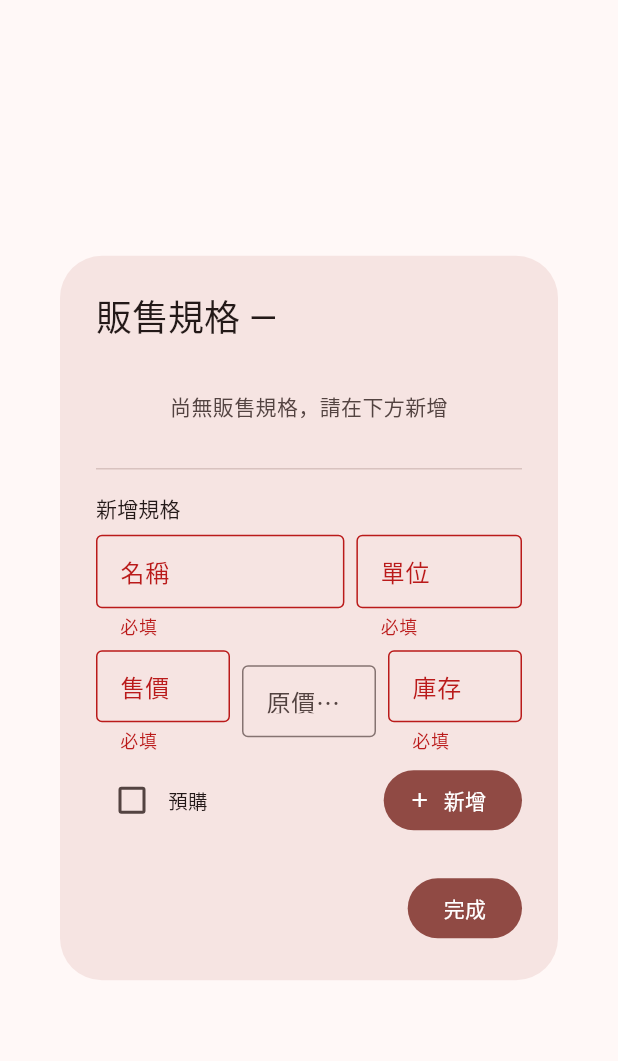
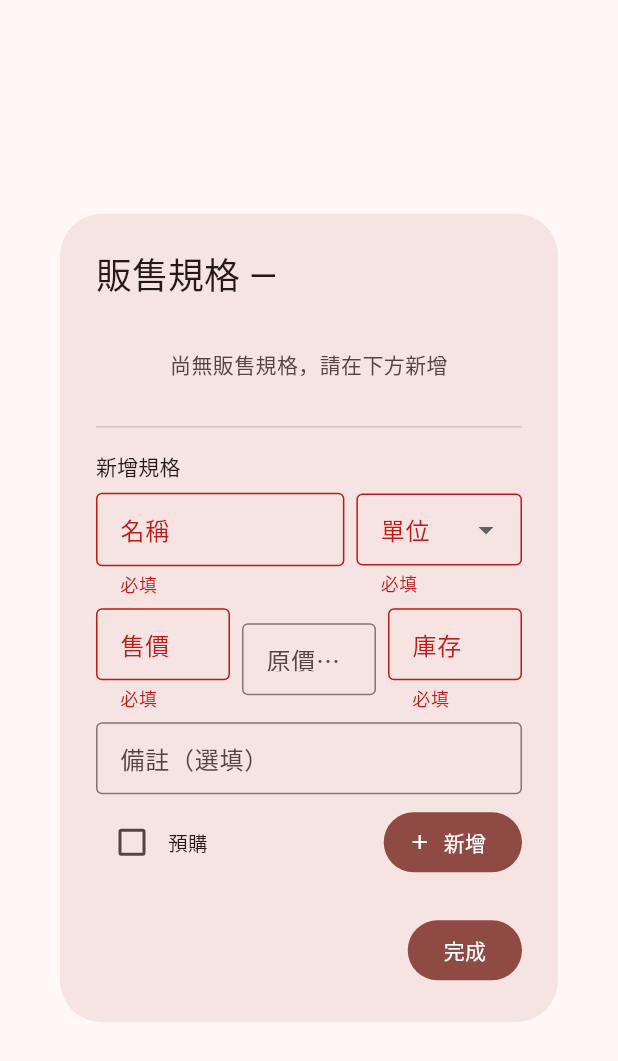
Before and after one commit to ericericx/ai-shanyu, a Flutter app: the _VariantsDialog widget shown alone on an empty page, opened directly with empty values, after a tap on "新增", on a phone screen of 412 x 824 dp. Shown: the top 1061 px of the screen. Run offline on Flutter 3.47's test engine with Material 3 defaults, Android fonts, the phone set to English and light mode, and no system bars; our stand-ins replace cached_network_image, carousel_slider, cloud_firestore, cloud_functions, file_picker, firebase_auth and 6 more; accounts and stored records are empty; generated files the repository leaves out were written again.

Commit message:
feat(cms): 規格單位改為預設下拉選單 + 自填，新增備註欄位
單位改為下拉選單（盒/袋/兩/斤/包/罐/粒裝/自填），
選「自填」展開自訂輸入框。新增備註欄位（選填），
列表中以斜體顯示。新增/編輯表單皆已同步更新。

Co-Authored-By: Claude Opus 4.6 (1M context) <noreply@anthropic.com>

```diff
--- a/shanyu_app/lib/features/admin/data/products_admin_repository.dart
+++ b/shanyu_app/lib/features/admin/data/products_admin_repository.dart
@@ -178,6 +178,7 @@ class AdminVariantModel {
     required this.stock,
     required this.unit,
     this.isPreorder = false,
+    this.note = '',
   });
 
   final String id;
@@ -187,6 +188,7 @@ class AdminVariantModel {
   final int stock;
   final String unit;
   final bool isPreorder;
+  final String note;
 
   factory AdminVariantModel.fromFirestore(DocumentSnapshot doc) {
     final data = doc.data() as Map<String, dynamic>;
@@ -198,6 +200,7 @@ class AdminVariantModel {
       stock: (data['stock'] as int?) ?? 0,
       unit: (data['unit'] as String?) ?? '',
       isPreorder: (data['isPreorder'] as bool?) ?? false,
+      note: (data['note'] as String?) ?? '',
     );
   }
 }
@@ -404,6 +407,7 @@ class ProductsAdminRepository {
     required int stock,
     required String unit,
     bool isPreorder = false,
+    String note = '',
   }) async {
     await _variantsRef(productId).add({
       'name': name,
@@ -412,6 +416,7 @@ class ProductsAdminRepository {
       'stock': stock,
       'unit': unit,
       'isPreorder': isPreorder,
+      'note': note,
       'imageUrls': <String>[],
       'createdAt': FieldValue.serverTimestamp(),
       'updatedAt': FieldValue.serverTimestamp(),
@@ -428,6 +433,7 @@ class ProductsAdminRepository {
     required int stock,
     required String unit,
     bool isPreorder = false,
+    String note = '',
   }) async {
     await _variantsRef(productId).doc(variantId).update({
       'name': name,
@@ -436,6 +442,7 @@ class ProductsAdminRepository {
       'stock': stock,
       'unit': unit,
       'isPreorder': isPreorder,
+      'note': note,
       'updatedAt': FieldValue.serverTimestamp(),
     });
   }
--- a/shanyu_app/lib/features/admin/presentation/products_admin_page.dart
+++ b/shanyu_app/lib/features/admin/presentation/products_admin_page.dart
@@ -1498,6 +1498,8 @@ class _VariantsDialogState extends State<_VariantsDialog> {
   final _repo = ProductsAdminRepository();
   late final Stream<List<AdminVariantModel>> _stream;
 
+  static const _unitPresets = ['盒', '袋', '兩', '斤', '包', '罐', '粒裝'];
+
   // 新增表單
   final _formKey = GlobalKey<FormState>();
   final _nameCtrl = TextEditingController();
@@ -1505,6 +1507,8 @@ class _VariantsDialogState extends State<_VariantsDialog> {
   final _comparePriceCtrl = TextEditingController();
   final _stockCtrl = TextEditingController();
   final _unitCtrl = TextEditingController();
+  final _noteCtrl = TextEditingController();
+  String? _selectedUnit;
   bool _isPreorder = false;
   bool _isAdding = false;
 
@@ -1515,6 +1519,8 @@ class _VariantsDialogState extends State<_VariantsDialog> {
   final _editComparePriceCtrl = TextEditingController();
   final _editStockCtrl = TextEditingController();
   final _editUnitCtrl = TextEditingController();
+  final _editNoteCtrl = TextEditingController();
+  String? _editSelectedUnit;
   bool _editIsPreorder = false;
   bool _isSavingEdit = false;
 
@@ -1531,11 +1537,13 @@ class _VariantsDialogState extends State<_VariantsDialog> {
     _comparePriceCtrl.dispose();
     _stockCtrl.dispose();
     _unitCtrl.dispose();
+    _noteCtrl.dispose();
     _editNameCtrl.dispose();
     _editPriceCtrl.dispose();
     _editComparePriceCtrl.dispose();
     _editStockCtrl.dispose();
     _editUnitCtrl.dispose();
+    _editNoteCtrl.dispose();
     super.dispose();
   }
 
@@ -1546,8 +1554,15 @@ class _VariantsDialogState extends State<_VariantsDialog> {
       _editPriceCtrl.text = v.price.toString();
       _editComparePriceCtrl.text = v.comparePrice?.toString() ?? '';
       _editStockCtrl.text = v.stock.toString();
-      _editUnitCtrl.text = v.unit;
       _editIsPreorder = v.isPreorder;
+      _editNoteCtrl.text = v.note;
+      if (_unitPresets.contains(v.unit)) {
+        _editSelectedUnit = v.unit;
+        _editUnitCtrl.text = '';
+      } else {
+        _editSelectedUnit = '自填';
+        _editUnitCtrl.text = v.unit;
+      }
     });
   }
 
@@ -1567,8 +1582,11 @@ class _VariantsDialogState extends State<_VariantsDialog> {
         price: price,
         comparePrice: int.tryParse(_editComparePriceCtrl.text),
         stock: int.tryParse(_editStockCtrl.text) ?? 0,
-        unit: _editUnitCtrl.text.trim(),
+        unit: _editSelectedUnit == '自填'
+            ? _editUnitCtrl.text.trim()
+            : (_editSelectedUnit ?? ''),
         isPreorder: _editIsPreorder,
+        note: _editNoteCtrl.text.trim(),
       );
       setState(() => _editingId = null);
     } catch (e) {
@@ -1593,15 +1611,22 @@ class _VariantsDialogState extends State<_VariantsDialog> {
         price: int.parse(_priceCtrl.text),
         comparePrice: int.tryParse(_comparePriceCtrl.text),
         stock: int.tryParse(_stockCtrl.text) ?? 0,
-        unit: _unitCtrl.text.trim(),
+        unit: _selectedUnit == '自填'
+            ? _unitCtrl.text.trim()
+            : (_selectedUnit ?? ''),
         isPreorder: _isPreorder,
+        note: _noteCtrl.text.trim(),
       );
       _nameCtrl.clear();
       _priceCtrl.clear();
       _comparePriceCtrl.clear();
       _stockCtrl.clear();
       _unitCtrl.clear();
-      setState(() => _isPreorder = false);
+      _noteCtrl.clear();
+      setState(() {
+        _isPreorder = false;
+        _selectedUnit = null;
+      });
     } catch (e) {
       if (mounted) {
         ScaffoldMessenger.of(context).showSnackBar(
@@ -1711,20 +1736,39 @@ class _VariantsDialogState extends State<_VariantsDialog> {
                         const SizedBox(width: 8),
                         Expanded(
                           flex: 2,
-                          child: TextFormField(
-                            controller: _unitCtrl,
+                          child: DropdownButtonFormField<String>(
+                            value: _selectedUnit,
                             decoration: const InputDecoration(
                               labelText: '單位',
-                              hintText: '罐/盒/斤',
                               border: OutlineInputBorder(),
                               isDense: true,
                             ),
-                            validator: (v) =>
-                                (v == null || v.trim().isEmpty) ? '必填' : null,
+                            items: [
+                              ..._unitPresets.map((u) =>
+                                  DropdownMenuItem(value: u, child: Text(u))),
+                              const DropdownMenuItem(
+                                  value: '自填', child: Text('自填...')),
+                            ],
+                            onChanged: (v) => setState(() => _selectedUnit = v),
+                            validator: (v) => v == null ? '必填' : null,
                           ),
                         ),
                       ],
                     ),
+                    if (_selectedUnit == '自填') ...[
+                      const SizedBox(height: 8),
+                      TextFormField(
+                        controller: _unitCtrl,
+                        decoration: const InputDecoration(
+                          labelText: '自訂單位',
+                          hintText: '輸入自訂單位',
+                          border: OutlineInputBorder(),
+                          isDense: true,
+                        ),
+                        validator: (v) =>
+                            (v == null || v.trim().isEmpty) ? '必填' : null,
+                      ),
+                    ],
                     const SizedBox(height: 8),
                     Row(
                       children: [
@@ -1784,6 +1828,16 @@ class _VariantsDialogState extends State<_VariantsDialog> {
                       ],
                     ),
                     const SizedBox(height: 8),
+                    TextFormField(
+                      controller: _noteCtrl,
+                      decoration: const InputDecoration(
+                        labelText: '備註（選填）',
+                        hintText: '如：限量、季節限定',
+                        border: OutlineInputBorder(),
+                        isDense: true,
+                      ),
+                    ),
+                    const SizedBox(height: 8),
                     Row(
                       children: [
                         Checkbox(
@@ -1868,6 +1922,19 @@ class _VariantsDialogState extends State<_VariantsDialog> {
                     ],
                   ],
                 ),
+                if (v.note.isNotEmpty) ...[
+                  const SizedBox(height: 2),
+                  Text(
+                    v.note,
+                    style: const TextStyle(
+                      fontSize: 11,
+                      color: _Tokens.textSecondary,
+                      fontStyle: FontStyle.italic,
+                    ),
+                    maxLines: 1,
+                    overflow: TextOverflow.ellipsis,
+                  ),
+                ],
               ],
             ),
           ),
@@ -1939,17 +2006,35 @@ class _VariantsDialogState extends State<_VariantsDialog> {
               const SizedBox(width: 8),
               Expanded(
                 flex: 2,
-                child: TextField(
-                  controller: _editUnitCtrl,
+                child: DropdownButtonFormField<String>(
+                  value: _editSelectedUnit,
                   decoration: const InputDecoration(
                     labelText: '單位',
                     border: OutlineInputBorder(),
                     isDense: true,
                   ),
+                  items: [
+                    ..._unitPresets.map((u) =>
+                        DropdownMenuItem(value: u, child: Text(u))),
+                    const DropdownMenuItem(
+                        value: '自填', child: Text('自填...')),
+                  ],
+                  onChanged: (v) => setState(() => _editSelectedUnit = v),
                 ),
               ),
             ],
           ),
+          if (_editSelectedUnit == '自填') ...[
+            const SizedBox(height: 8),
+            TextField(
+              controller: _editUnitCtrl,
+              decoration: const InputDecoration(
+                labelText: '自訂單位',
+                border: OutlineInputBorder(),
+                isDense: true,
+              ),
+            ),
+          ],
           const SizedBox(height: 8),
           Row(
             children: [
@@ -1994,6 +2079,15 @@ class _VariantsDialogState extends State<_VariantsDialog> {
                 ),
               ),
             ],
+          ),
+          const SizedBox(height: 8),
+          TextField(
+            controller: _editNoteCtrl,
+            decoration: const InputDecoration(
+              labelText: '備註（選填）',
+              border: OutlineInputBorder(),
+              isDense: true,
+            ),
           ),
           const SizedBox(height: 8),
           Row(
```
